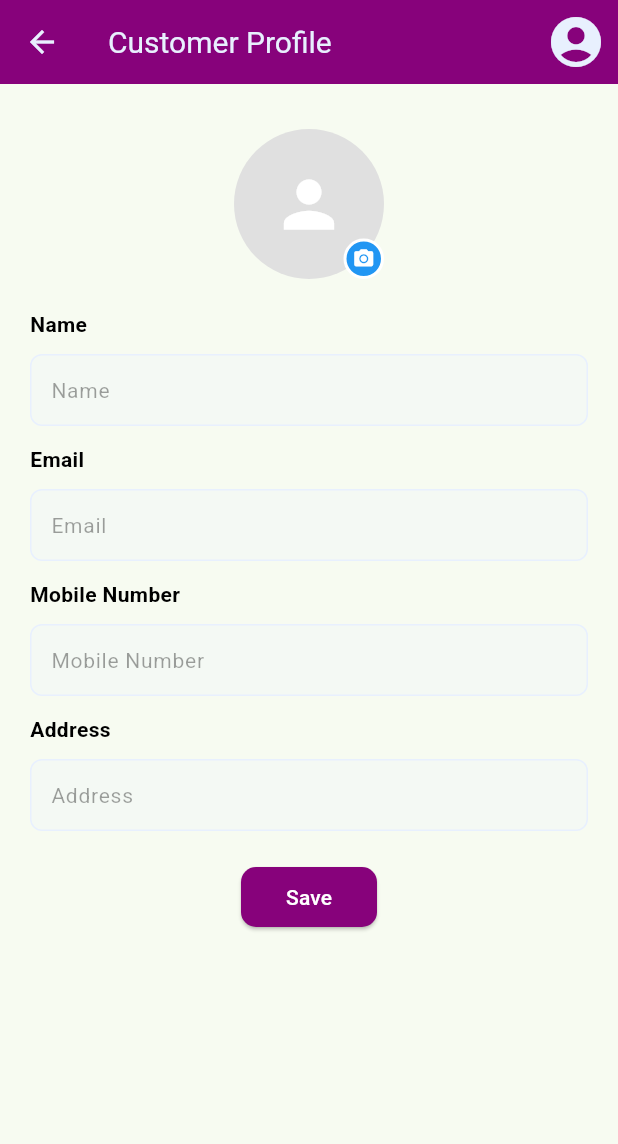
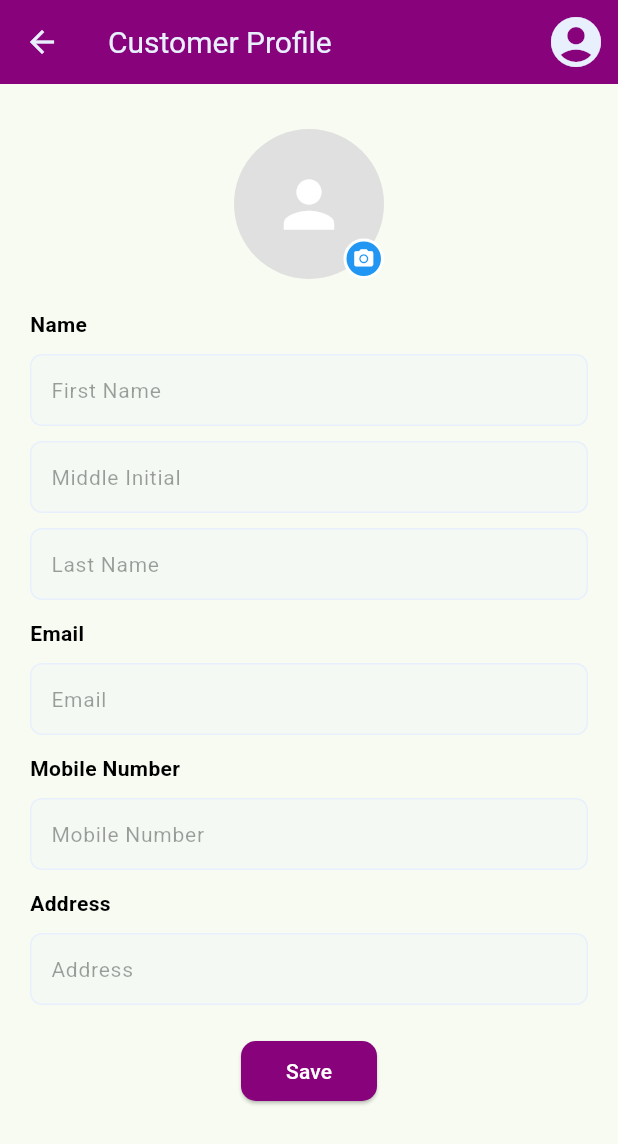
Before and after one commit to reofficial/Kaya-Kita, a Flutter app: the EditProfileScreen screen opened directly, on a phone screen of 412 x 824 dp. Shown: the top 1144 px of the screen. Run offline on Flutter 3.47's test engine with Material 3 defaults, Android fonts, the light colour scheme and no system bars; our stand-ins replace flutter_dotenv; network calls fail.

Commit message:
adjusted name fields and email provider tracking

```diff
--- a/frontend/starter/lib/editprofile.dart
+++ b/frontend/starter/lib/editprofile.dart
@@ -8,6 +8,7 @@ import 'package:provider/provider.dart';
 import '/providers/profile_provider.dart'; // Adjust import as needed
 
 String originalEmail = "";
+
 class EditProfileScreen extends StatefulWidget {
   const EditProfileScreen({super.key});
 
@@ -16,7 +17,7 @@ class EditProfileScreen extends StatefulWidget {
 }
 
 class _EditProfileScreenState extends State<EditProfileScreen> {
-  final TextEditingController nameController = TextEditingController();
+  //final TextEditingController nameController = TextEditingController();
   final TextEditingController firstnameController = TextEditingController();
   final TextEditingController middleinitialController = TextEditingController();
   final TextEditingController lastnameController = TextEditingController();
@@ -27,7 +28,7 @@ class _EditProfileScreenState extends State<EditProfileScreen> {
 
   @override
   void dispose() {
-    nameController.dispose();
+    //nameController.dispose();
     firstnameController.dispose();
     middleinitialController.dispose();
     lastnameController.dispose();
@@ -74,6 +75,7 @@ class _EditProfileScreenState extends State<EditProfileScreen> {
             mobileController.text = matchedCustomer['contact_number'] ?? '';
             addressController.text = matchedCustomer['address'] ?? '';
 
+            /*
             // Format the full name as "First M. Last"
             String firstName = firstnameController.text;
             String middleInitial = middleinitialController.text.isNotEmpty
@@ -82,6 +84,7 @@ class _EditProfileScreenState extends State<EditProfileScreen> {
             String lastName = lastnameController.text;
 
             nameController.text = "$firstName $middleInitial $lastName".trim();
+            */
           });
         }
       }
@@ -105,6 +108,10 @@ class _EditProfileScreenState extends State<EditProfileScreen> {
       final response = await ApiService.updateCustomer(updateDetails);
 
       if (response.statusCode == 200) {
+        // update provider email
+        Provider.of<UserProvider>(context, listen: false)
+            .setEmail(emailController.text);
+        // show success message
         ScaffoldMessenger.of(context).showSnackBar(
           SnackBar(content: Text("Profile updated successfully.")),
         );
@@ -197,7 +204,20 @@ class _EditProfileScreenState extends State<EditProfileScreen> {
                   SizedBox(height: 20),
                   CustomText(text: "Name"),
                   SizedBox(height: 10),
-                  CustomTextField(controller: nameController, hintText: "Name"),
+                  CustomTextField(
+                    controller: firstnameController,
+                    hintText: "First Name",
+                  ),
+                  SizedBox(height: 10),
+                  CustomTextField(
+                    controller: middleinitialController,
+                    hintText: "Middle Initial",
+                  ),
+                  SizedBox(height: 10),
+                  CustomTextField(
+                    controller: lastnameController,
+                    hintText: "Last Name",
+                  ),
                   SizedBox(height: 12),
                   CustomText(text: "Email"),
                   SizedBox(height: 10),
```
